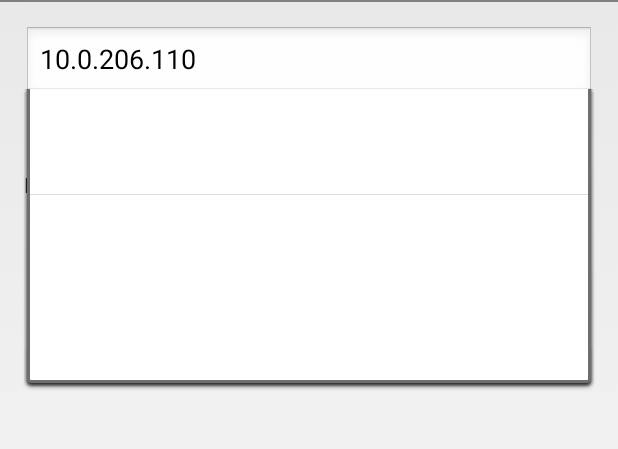
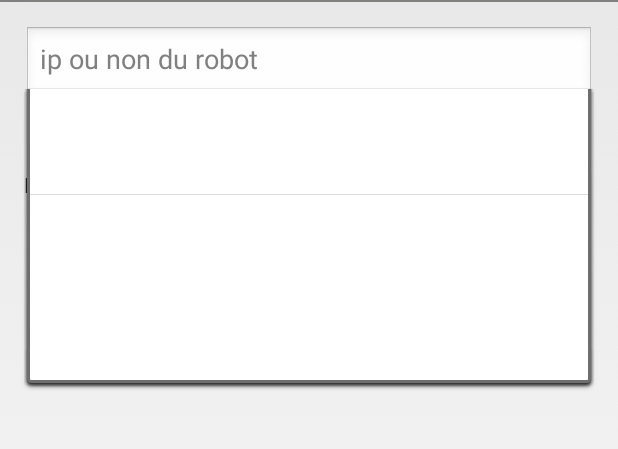
Before and after one commit to ghostwan/NaoDroid, an Android app: the screen it shows after launch (MyActivity), on a phone screen of 412 x 824 dp, the part 36-485 px from its top. Run offline under Robolectric (Android 15) with nearby library versions, the phone set to English and light mode, and no system bars; libraries missing offline, so code that uses them is left out: com.aldebaran.qimessaging; 4 statements that could not run were skipped.

Commit message:
remove test ip address

```diff
--- a/app/src/main/res/layout/activity_my.xml
+++ b/app/src/main/res/layout/activity_my.xml
@@ -14,7 +14,6 @@
         android:layout_width="match_parent"
         android:layout_height="wrap_content"
         android:hint="@string/robot_ip_text"
-        android:text="10.0.206.110"
         android:id="@+id/robotip_edit"/>
     <Button
         android:layout_width="match_parent"
```
